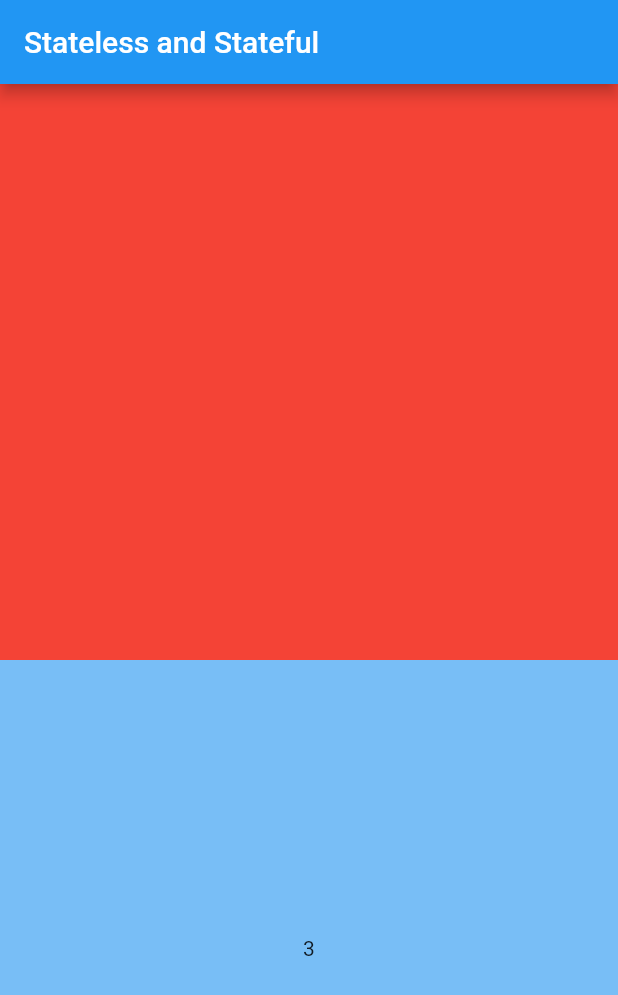
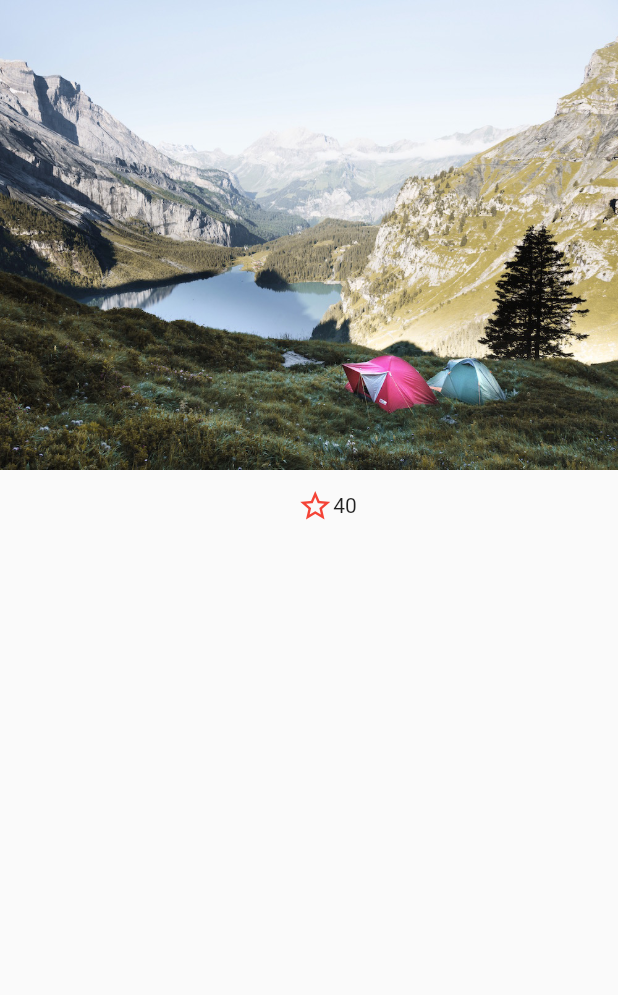
Before and after one commit to dongeranguk/flutter_example, a Flutter app: the screen it shows after launch, on a phone screen of 412 x 824 dp. Shown: the top 995 px of the screen. Run offline on Flutter 3.47's test engine with Material 2 defaults, Android fonts, the phone set to English and light mode, and no system bars.

Commit message:
#12 - Stateful Widget 2
flutter docs 에서 예시로 제공하는 `Stateful Widget`을 만들어 보았다.

+ https://docs.flutter.dev/ui/interactivity

```diff
--- a/lib/main.dart
+++ b/lib/main.dart
@@ -1,90 +1,61 @@
 import 'package:flutter/material.dart';
 
 void main() {
-  runApp(MaterialApp(
-    home: Scaffold(
-      appBar: AppBar(title: Text('Stateless and Stateful')),
-      body: Body(),
+  runApp(
+    MaterialApp(
+      home: Scaffold(
+        body: FavoriteWidget(),
+      ),
     ),
-  ));
+  );
 }
 
-class Body extends StatelessWidget {
-  const Body({super.key});
+class FavoriteWidget extends StatefulWidget {
+  const FavoriteWidget({super.key});
+
+  @override
+  State<FavoriteWidget> createState() => _FavoriteWidgetState();
+}
+
+class _FavoriteWidgetState extends State<FavoriteWidget> {
+  bool _isFavorite = false;
+  int _favoriteCount = 40;
 
   @override
   Widget build(BuildContext context) {
     return Column(
       children: [
-        ExampleStateless(),
-        ExampleStateful(index: 3),
+        Image.asset('assets/images/lake.jpg'),
+        Row(
+          mainAxisSize: MainAxisSize.min,
+          children: [
+            Container(
+              padding: EdgeInsets.all(0),
+              child: IconButton(
+                padding: EdgeInsets.all(0),
+                alignment: Alignment.centerRight,
+                icon: Icon(_isFavorite ? Icons.star : Icons.star_border, color: Colors.red[500],),
+                onPressed: _toggleFavorite,
+              ),
+            ),
+            SizedBox(
+              child: Text('$_favoriteCount'),
+            )
+          ],
+        )
       ],
     );
   }
-}
 
-class ExampleStateless extends StatelessWidget {
-  const ExampleStateless({super.key});
-
-  @override
-  Widget build(BuildContext context) {
-    return Expanded(
-      child: Container(
-        color: Colors.red,
-      ),
-    );
+  void _toggleFavorite() {
+    setState(() {
+      if (_isFavorite) {
+        _favoriteCount -= 1;
+        _isFavorite = false;
+      } else {
+        _favoriteCount += 1;
+        _isFavorite = true;
+      }
+    });
   }
 }
-
-class ExampleStateful extends StatefulWidget {
-  final int index;
-
-  const ExampleStateful({required this.index, super.key});
-
-  @override
-  State<ExampleStateful> createState() => _ExampleStatefulState();
-}
-
-class _ExampleStatefulState extends State<ExampleStateful> {
-  late int _index;
-  late TextEditingController textEditingController;
-
-  @override
-  void initState() {
-    super.initState();
-    _index = widget.index;
-    textEditingController = TextEditingController();
-  }
-
-
-  @override
-  void dispose() {
-    textEditingController.dispose();
-    super.dispose();
-  }
-
-  @override
-  Widget build(BuildContext context) {
-    return Expanded(
-      flex: 1,
-      child: GestureDetector(
-        onTap: () {
-          setState(
-            () {
-              if (_index == 5) {
-                _index = 0;
-                return;
-              }
-
-              _index++;
-            },
-          );
-        },
-        child: Container(
-          color: Colors.blue.withOpacity(_index/5),
-          child: Center(child: Text('$_index')),
-        ),
-      ),
-    );
-  }
-}
--- a/pubspec.yaml
+++ b/pubspec.yaml
@@ -57,10 +57,11 @@ flutter:
   # included with your application, so that you can use the icons in
   # the material Icons class.
   uses-material-design: true
+  assets:
+    - assets/images/lake.jpg
 
   # To add assets to your application, add an assets section, like this:
-  # assets:
-  #   - images/a_dot_burr.jpeg
+#     - images/a_dot_burr.jpeg
   #   - images/a_dot_ham.jpeg
 
   # An image asset can refer to one or more resolution-specific "variants", see
```
Also changed, not shown: assets/images/lake.jpg (added).
